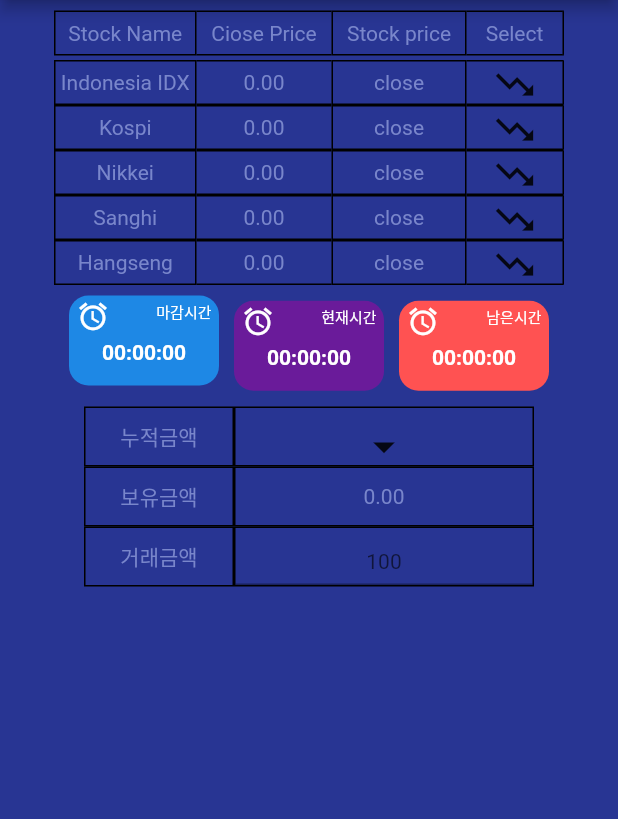
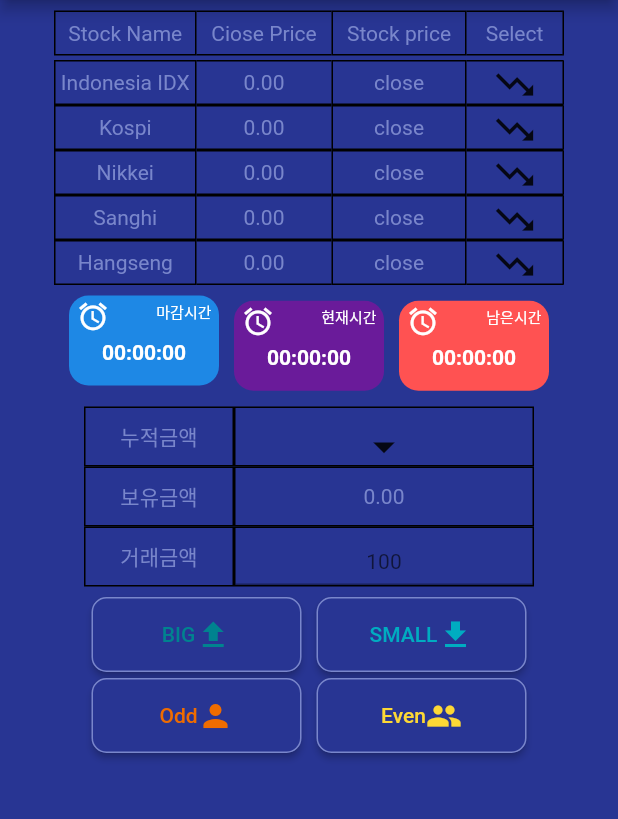
Before and after one commit to LeeSeulgi97/test_demo, a Flutter app: the screen it shows after launch, on a phone screen of 412 x 824 dp, the part 84-903 px from its top. Run offline on Flutter 3.47's test engine with Material 2 defaults, Android fonts, the phone set to English and light mode, and no system bars.

Commit message:
1. main파일에서 타이틀부분 간소화 및 debug 리본띠 제거 2. button_slot파일 추가및 구성

```diff
--- /dev/null
+++ b/seven_bit_test_app/lib/button_slot.dart
@@ -0,0 +1,100 @@
+import 'package:flutter/material.dart';
+
+Widget button_slot (context){
+  return Column(
+    children: <Widget>[
+      Container(
+        height: 50,
+        margin: const EdgeInsets.only(top: 7, left: 10, right: 10,bottom: 2),
+        child: Row(
+          mainAxisAlignment: MainAxisAlignment.center,
+          children: <Widget>[
+            Container(
+              width: 140,
+              height: MediaQuery.of(context).size.height,
+              margin: const EdgeInsets.only(right: 10),
+              child: RaisedButton(
+                child: Row(
+                  mainAxisAlignment: MainAxisAlignment.center,
+                  children: <Widget>[
+                    Text('BIG',style: TextStyle(color: Colors.cyan[800]),),
+                    Icon(Icons.file_upload, color: Colors.cyan[800],)
+                  ],),
+                shape: RoundedRectangleBorder(
+                    borderRadius: BorderRadius.circular(10),
+                    side: BorderSide(color: Colors.indigo[300])
+                ),
+                color: Colors.indigo[800],
+                onPressed:(){},
+              ),
+            ),
+            Container(
+              width: 140,
+              height: MediaQuery.of(context).size.height,
+              child: RaisedButton(
+                child: Row(
+                  mainAxisAlignment: MainAxisAlignment.center,
+                  children: <Widget>[
+                    Text('SMALL',style: TextStyle(color: Colors.cyan[600]),),
+                    Icon(Icons.file_download, color: Colors.cyan[600],)
+                  ],),
+                shape: RoundedRectangleBorder(
+                    borderRadius: BorderRadius.circular(10),
+                    side: BorderSide(color: Colors.indigo[300])
+                ),
+                color: Colors.indigo[800],
+                onPressed:(){},
+              ),
+            ),
+          ],
+        ),
+      ),
+      Container(
+        height: 50,
+        margin: const EdgeInsets.only(top: 2, left: 10, right: 10,bottom: 7),
+        child: Row(
+          mainAxisAlignment: MainAxisAlignment.center,
+          children: <Widget>[
+            Container(
+              width: 140,
+              height: MediaQuery.of(context).size.height,
+              margin: const EdgeInsets.only(right: 10),
+              child: RaisedButton(
+                child: Row(
+                  mainAxisAlignment: MainAxisAlignment.center,
+                  children: <Widget>[
+                    Text('Odd',style: TextStyle(color: Colors.orange[800]),),
+                    Icon(Icons.person, color: Colors.orange[800],)
+                  ],),
+                shape: RoundedRectangleBorder(
+                    borderRadius: BorderRadius.circular(10),
+                    side: BorderSide(color: Colors.indigo[300])
+                ),
+                color: Colors.indigo[800],
+                onPressed:(){},
+              ),
+            ),
+            Container(
+              width: 140,
+              height: MediaQuery.of(context).size.height,
+              child: RaisedButton(
+                child: Row(
+                  mainAxisAlignment: MainAxisAlignment.center,
+                  children: <Widget>[
+                    Text('Even',style: TextStyle(color: Colors.yellow[600]),),
+                    Icon(Icons.people, color: Colors.yellow[600],)
+                  ],),
+                shape: RoundedRectangleBorder(
+                    borderRadius: BorderRadius.circular(10),
+                    side: BorderSide(color: Colors.indigo[300])
+                ),
+                color: Colors.indigo[800],
+                onPressed:(){},
+              ),
+            ),
+          ],
+        ),
+      ),
+    ],
+  );
+}
--- a/seven_bit_test_app/lib/main.dart
+++ b/seven_bit_test_app/lib/main.dart
@@ -1,7 +1,9 @@
 import 'package:flutter/material.dart';
+import 'package:seven_bit_test_app/button_slot.dart';
 import 'first_List.dart';
 import 'time_slot.dart';
 import 'cash_slot.dart';
+import 'button_slot.dart';
 
 void main() {
   runApp(MyApp());
@@ -12,20 +14,16 @@ class MyApp extends StatelessWidget {
   @override
   Widget build(BuildContext context) {
     return MaterialApp(
-      title: 'SEVEN BIT',
+      debugShowCheckedModeBanner: false,    //debug리본띠제거
       theme: ThemeData(
         primarySwatch: Colors.indigo,
         visualDensity: VisualDensity.adaptivePlatformDensity,
       ),
-      home: MyHomePage(title: 'SEVEN BIT'),
+      home: MyHomePage(),
     );
   }
 }
 class MyHomePage extends StatefulWidget {
-  MyHomePage({Key key, this.title}) : super(key: key);
-
-  final String title;
-
   @override
   _MyHomePageState createState() => _MyHomePageState();
 }
@@ -38,7 +36,7 @@ class _MyHomePageState extends State<MyHomePage> {
         child: Scaffold(
           backgroundColor: Colors.indigo[800],
           appBar: AppBar(
-              title: Text(widget.title,style: TextStyle(color: Colors.grey[50]),),),
+              title: Text('SEVEN BIT',style: TextStyle(color: Colors.grey[50]),),),
           body: SingleChildScrollView(
 
             child: Column(
@@ -47,6 +45,7 @@ class _MyHomePageState extends State<MyHomePage> {
                   first_List(context),
                   time_slot(),
                   cash_slot(context),
+                  button_slot(context),
                 ],
             ),
           ),
```
